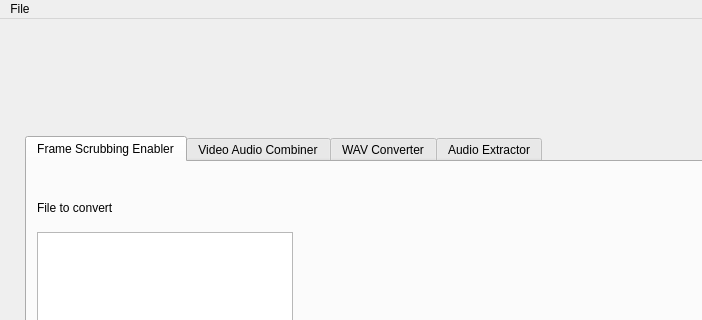
First picture: the form in dsamainwindow.ui, repository indra-dsa/dsa-multitool-gui, before the edit; both pictures show x 0 to 702 and y 0 to 320 of the 911 by 675 pixel window.
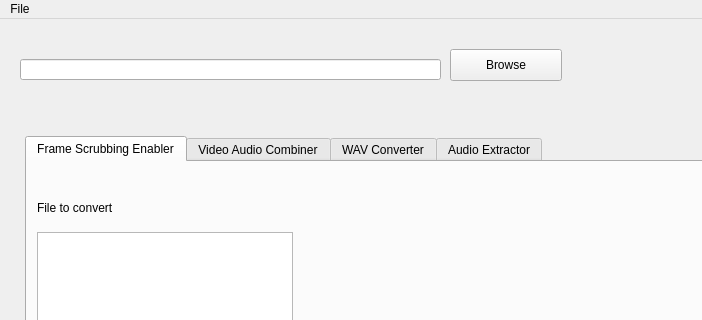
Second picture: the form after the edit. Icons and pictures are not drawn.

Commit message: experiment with setting ffmpeg path - already successful with image files

What changed in the file:
```diff
--- a/dsamainwindow.ui
+++ b/dsamainwindow.ui
@@ -144,6 +144,29 @@
      <bool>true</bool>
     </property>
    </widget>
+   <widget class="QPushButton" name="browseFfmpeg">
+    <property name="geometry">
+     <rect>
+      <x>450</x>
+      <y>30</y>
+      <width>112</width>
+      <height>32</height>
+     </rect>
+    </property>
+    <property name="text">
+     <string>Browse</string>
+    </property>
+   </widget>
+   <widget class="QLineEdit" name="pathFfmpeg">
+    <property name="geometry">
+     <rect>
+      <x>20</x>
+      <y>40</y>
+      <width>421</width>
+      <height>21</height>
+     </rect>
+    </property>
+   </widget>
   </widget>
   <widget class="QMenuBar" name="menubar">
    <property name="geometry">
```
The commit also changes 2 other files.
